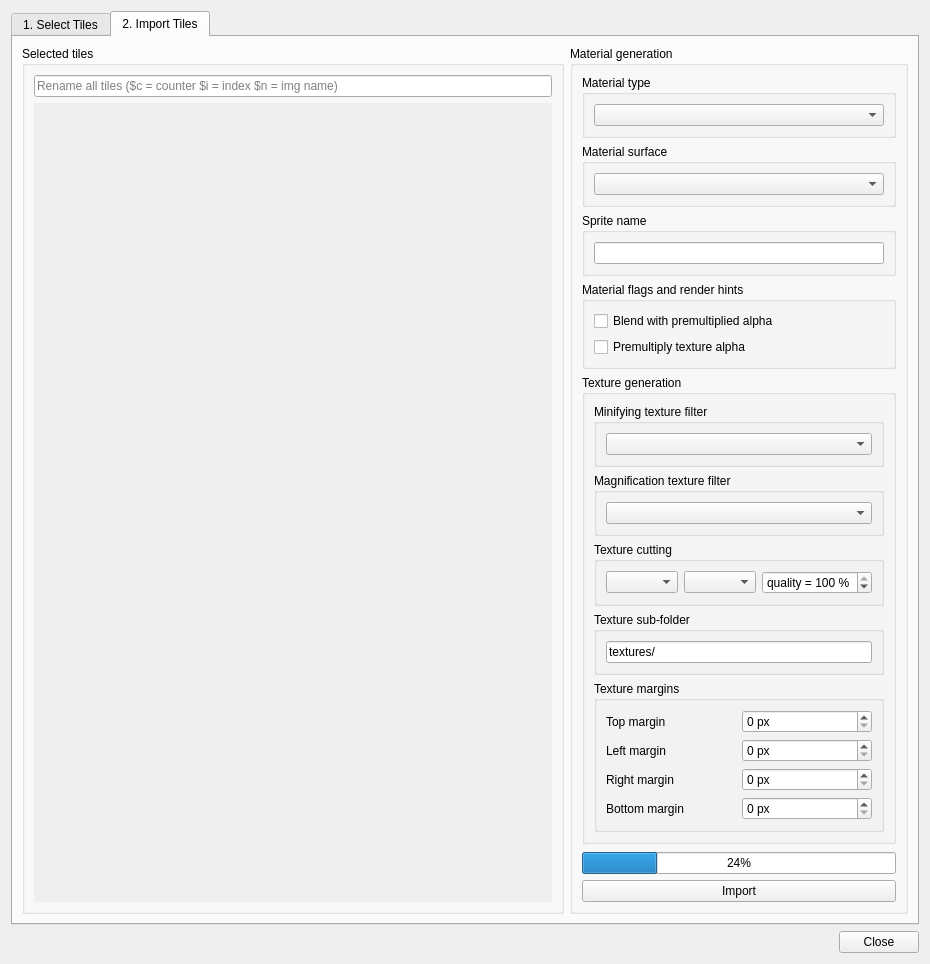
Before: the Qt Designer form editor/gui/dlgtileimport.ui in ensisoft/detonator, drawn with Qt 5.
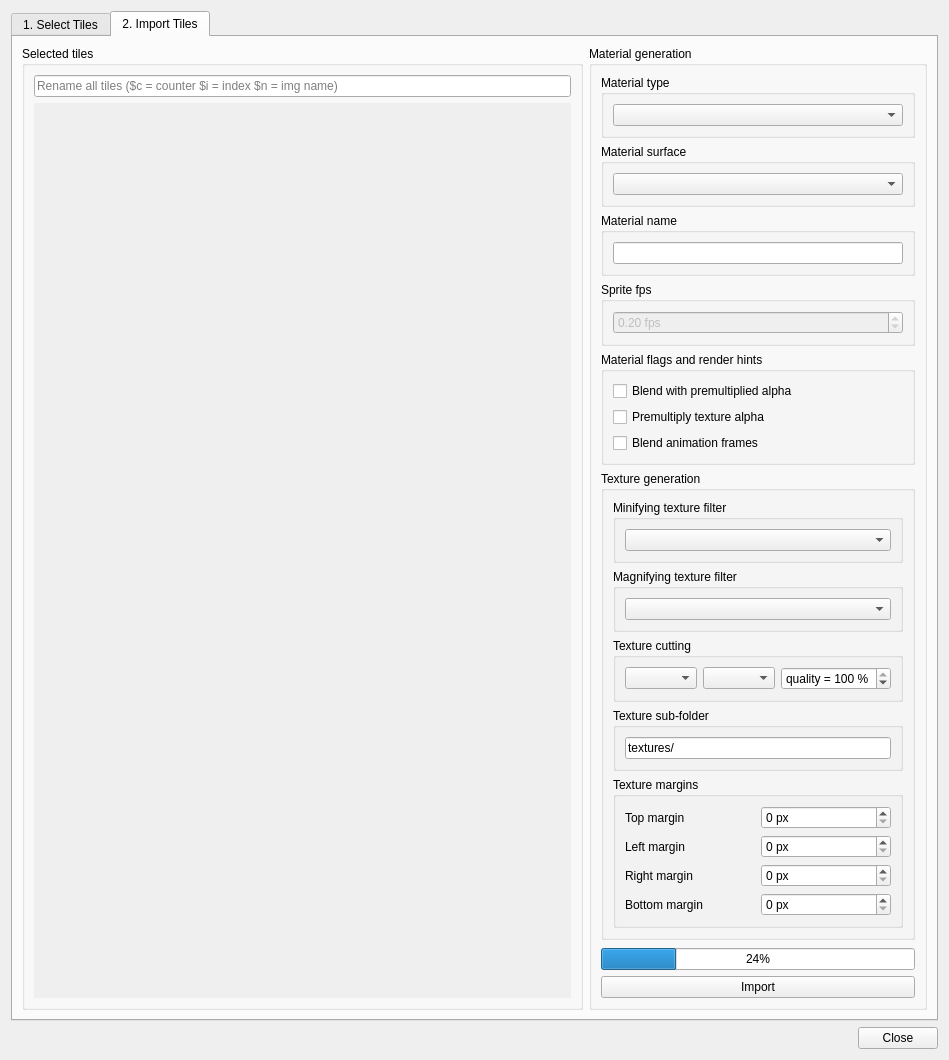
After: the same form once the commit is applied. The open tabs and pages were chosen to show the change. Icons and pictures are not drawn. Custom widgets are drawn as their Qt base class.

Commit message:
Enhance tile importing with some new import options
Enhance tile importing with some new import options regarding
material generation.

```diff
--- a/editor/gui/dlgtileimport.ui
+++ b/editor/gui/dlgtileimport.ui
@@ -6,8 +6,8 @@
    <rect>
     <x>0</x>
     <y>0</y>
-    <width>930</width>
-    <height>964</height>
+    <width>949</width>
+    <height>1059</height>
    </rect>
   </property>
   <property name="windowTitle">
@@ -257,8 +257,8 @@
               <rect>
                <x>0</x>
                <y>0</y>
-               <width>518</width>
-               <height>802</height>
+               <width>537</width>
+               <height>897</height>
               </rect>
              </property>
              <property name="sizePolicy">
@@ -289,7 +289,59 @@
             <bool>false</bool>
            </property>
            <layout class="QGridLayout" name="gridLayout_2">
-            <item row="6" column="0">
+            <item row="4" column="0">
+             <widget class="QGroupBox" name="groupBox_6">
+              <property name="title">
+               <string>Material surface</string>
+              </property>
+              <property name="flat">
+               <bool>true</bool>
+              </property>
+              <layout class="QVBoxLayout" name="verticalLayout_9">
+               <item>
+                <widget class="QComboBox" name="surfaceType">
+                 <property name="sizePolicy">
+                  <sizepolicy hsizetype="Preferred" vsizetype="Fixed">
+                   <horstretch>0</horstretch>
+                   <verstretch>0</verstretch>
+                  </sizepolicy>
+                 </property>
+                </widget>
+               </item>
+              </layout>
+             </widget>
+            </item>
+            <item row="11" column="0">
+             <layout class="QVBoxLayout" name="verticalLayout_17">
+              <item>
+               <widget class="QProgressBar" name="progressBar">
+                <property name="sizePolicy">
+                 <sizepolicy hsizetype="Preferred" vsizetype="Fixed">
+                  <horstretch>0</horstretch>
+                  <verstretch>0</verstretch>
+                 </sizepolicy>
+                </property>
+                <property name="value">
+                 <number>24</number>
+                </property>
+               </widget>
+              </item>
+              <item>
+               <widget class="QPushButton" name="btnImport">
+                <property name="sizePolicy">
+                 <sizepolicy hsizetype="Preferred" vsizetype="Fixed">
+                  <horstretch>0</horstretch>
+                  <verstretch>0</verstretch>
+                 </sizepolicy>
+                </property>
+                <property name="text">
+                 <string>Import</string>
+                </property>
+               </widget>
+              </item>
+             </layout>
+            </item>
+            <item row="7" column="0">
              <widget class="QGroupBox" name="groupBox_8">
               <property name="title">
                <string>Material flags and render hints</string>
@@ -312,45 +364,17 @@
                  </property>
                 </widget>
                </item>
-              </layout>
-             </widget>
-            </item>
-            <item row="4" column="0">
-             <widget class="QGroupBox" name="groupBox_6">
-              <property name="title">
-               <string>Material surface</string>
-              </property>
-              <property name="flat">
-               <bool>true</bool>
-              </property>
-              <layout class="QVBoxLayout" name="verticalLayout_9">
                <item>
-                <widget class="QComboBox" name="surfaceType">
-                 <property name="sizePolicy">
-                  <sizepolicy hsizetype="Preferred" vsizetype="Fixed">
-                   <horstretch>0</horstretch>
-                   <verstretch>0</verstretch>
-                  </sizepolicy>
+                <widget class="QCheckBox" name="chkBlendFrames">
+                 <property name="text">
+                  <string>Blend animation frames</string>
                  </property>
                 </widget>
                </item>
               </layout>
              </widget>
             </item>
-            <item row="8" column="0">
-             <spacer name="verticalSpacer">
-              <property name="orientation">
-               <enum>Qt::Vertical</enum>
-              </property>
-              <property name="sizeHint" stdset="0">
-               <size>
-                <width>20</width>
-                <height>40</height>
-               </size>
-              </property>
-             </spacer>
-            </item>
-            <item row="7" column="0">
+            <item row="9" column="0">
              <widget class="QGroupBox" name="groupBox_4">
               <property name="title">
                <string>Texture generation</string>
@@ -387,7 +411,7 @@
                <item>
                 <widget class="QGroupBox" name="groupBox_10">
                  <property name="title">
-                  <string>Magnification texture filter</string>
+                  <string>Magnifying texture filter</string>
                  </property>
                  <property name="flat">
                   <bool>true</bool>
@@ -600,6 +624,28 @@
               </layout>
              </widget>
             </item>
+            <item row="5" column="0">
+             <widget class="QGroupBox" name="groupBox_7">
+              <property name="title">
+               <string>Material name</string>
+              </property>
+              <property name="flat">
+               <bool>true</bool>
+              </property>
+              <layout class="QVBoxLayout" name="verticalLayout_10">
+               <item>
+                <widget class="QLineEdit" name="materialName">
+                 <property name="sizePolicy">
+                  <sizepolicy hsizetype="Preferred" vsizetype="Fixed">
+                   <horstretch>0</horstretch>
+                   <verstretch>0</verstretch>
+                  </sizepolicy>
+                 </property>
+                </widget>
+               </item>
+              </layout>
+             </widget>
+            </item>
             <item row="3" column="0">
              <widget class="QGroupBox" name="groupBox_5">
               <property name="title">
@@ -615,58 +661,59 @@
               </layout>
              </widget>
             </item>
-            <item row="5" column="0">
-             <widget class="QGroupBox" name="groupBox_7">
+            <item row="10" column="0">
+             <spacer name="verticalSpacer">
+              <property name="orientation">
+               <enum>Qt::Vertical</enum>
+              </property>
+              <property name="sizeHint" stdset="0">
+               <size>
+                <width>20</width>
+                <height>40</height>
+               </size>
+              </property>
+             </spacer>
+            </item>
+            <item row="6" column="0">
+             <widget class="QGroupBox" name="groupBox_14">
               <property name="title">
-               <string>Sprite name</string>
+               <string>Sprite fps</string>
               </property>
               <property name="flat">
                <bool>true</bool>
               </property>
-              <layout class="QVBoxLayout" name="verticalLayout_10">
+              <layout class="QVBoxLayout" name="verticalLayout_18">
                <item>
-                <widget class="QLineEdit" name="spriteName">
+                <widget class="QDoubleSpinBox" name="spriteFps">
+                 <property name="enabled">
+                  <bool>false</bool>
+                 </property>
                  <property name="sizePolicy">
                   <sizepolicy hsizetype="Preferred" vsizetype="Fixed">
                    <horstretch>0</horstretch>
                    <verstretch>0</verstretch>
                   </sizepolicy>
                  </property>
+                 <property name="suffix">
+                  <string> fps</string>
+                 </property>
+                 <property name="maximum">
+                  <double>100.000000000000000</double>
+                 </property>
+                 <property name="singleStep">
+                  <double>0.100000000000000</double>
+                 </property>
+                 <property name="stepType">
+                  <enum>QAbstractSpinBox::AdaptiveDecimalStepType</enum>
+                 </property>
+                 <property name="value">
+                  <double>0.200000000000000</double>
+                 </property>
                 </widget>
                </item>
               </layout>
              </widget>
             </item>
-            <item row="9" column="0">
-             <layout class="QVBoxLayout" name="verticalLayout_17">
-              <item>
-               <widget class="QProgressBar" name="progressBar">
-                <property name="sizePolicy">
-                 <sizepolicy hsizetype="Preferred" vsizetype="Fixed">
-                  <horstretch>0</horstretch>
-                  <verstretch>0</verstretch>
-                 </sizepolicy>
-                </property>
-                <property name="value">
-                 <number>24</number>
-                </property>
-               </widget>
-              </item>
-              <item>
-               <widget class="QPushButton" name="btnImport">
-                <property name="sizePolicy">
-                 <sizepolicy hsizetype="Preferred" vsizetype="Fixed">
-                  <horstretch>0</horstretch>
-                  <verstretch>0</verstretch>
-                 </sizepolicy>
-                </property>
-                <property name="text">
-                 <string>Import</string>
-                </property>
-               </widget>
-              </item>
-             </layout>
-            </item>
            </layout>
           </widget>
          </item>
```
Left out of the diff: 4 changed lines with no effect on the pictures. The commit also changes 2 other files.
